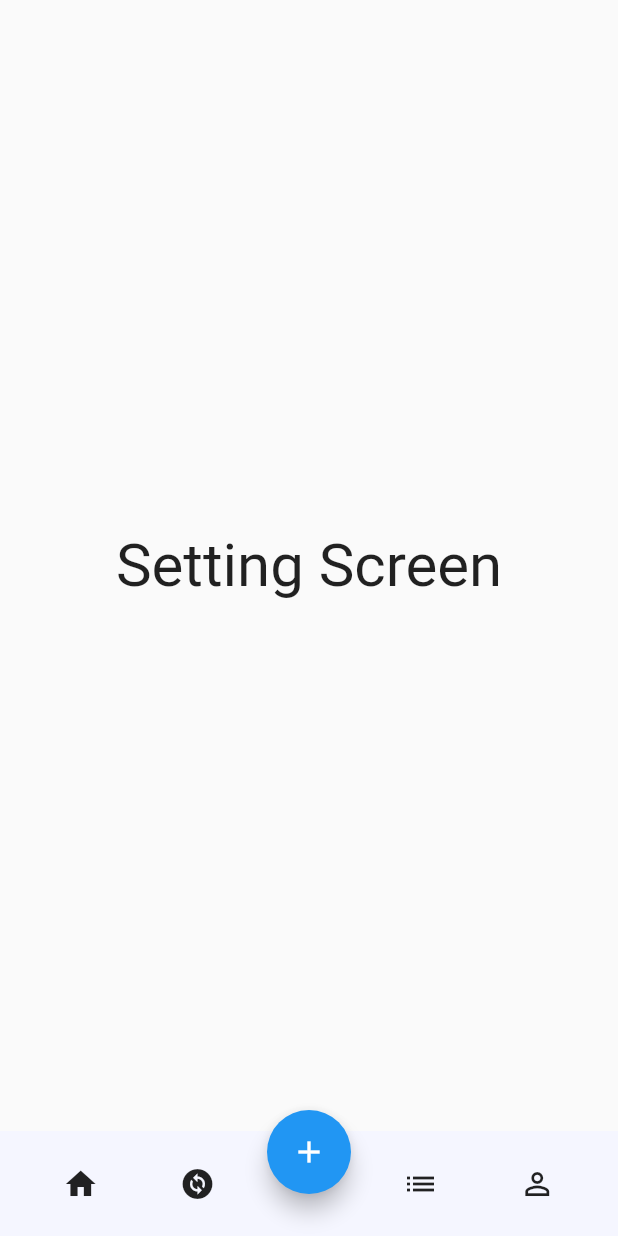
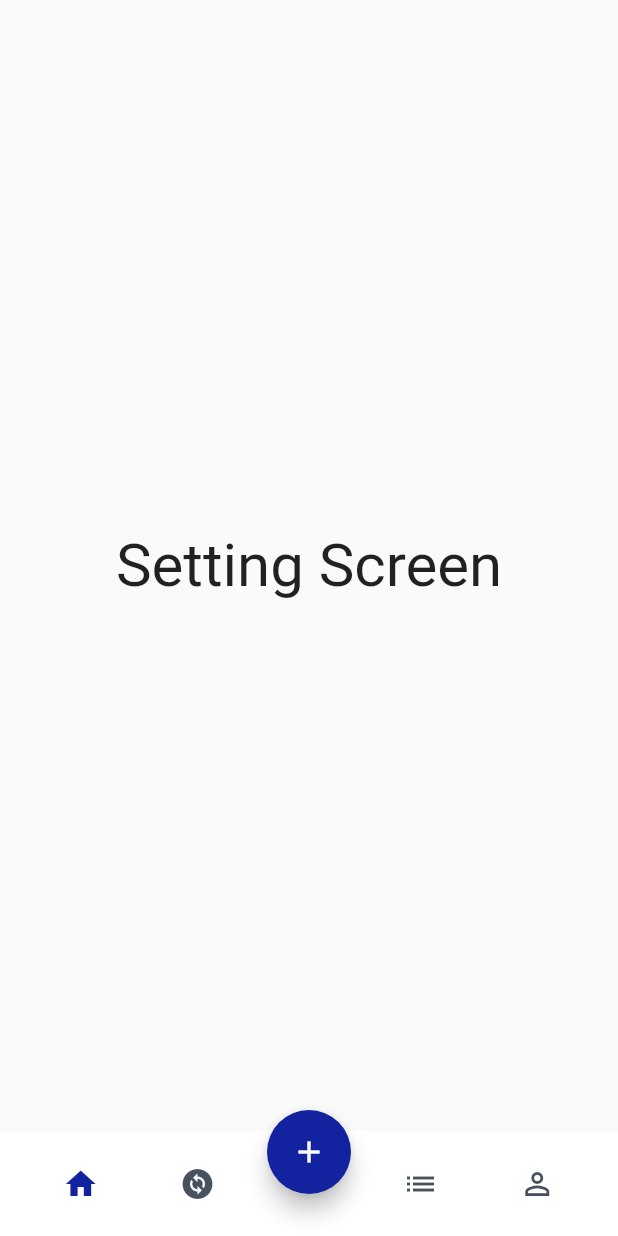
Before and after one commit to proz-tecnologia/PIT02GP06, a Flutter app: the screen it shows after launch, swiped to page 2, on a phone screen of 412 x 824 dp. Run offline on Flutter 3.47's test engine with Material 2 defaults, Android fonts, the phone set to English and light mode, and no system bars; missing offline and left inert: graphic.

Commit message:
Utilização do bottomNavBar

```diff
--- a/lib/src/page/base_screen.dart
+++ b/lib/src/page/base_screen.dart
@@ -1,4 +1,5 @@
 import 'package:flutter/material.dart';
+import 'package:pit02gp06/src/home/home_page.dart';
 import 'package:pit02gp06/src/page/details_screen.dart';
 import 'package:pit02gp06/src/page/home_screen.dart';
 import 'package:pit02gp06/src/page/profile.screen.dart';
@@ -15,7 +16,8 @@ class BaseScreen extends StatefulWidget {
 
 class _BaseScreenState extends State<BaseScreen> {
   final List<Widget> screens = const [
-    HomeScreen(),
+//    HomeScreen(),
+    HomePage(),
     TransactionsScreen(),
     DetailsScreen(),
     ProfileScreen()
--- a/lib/src/widgets/bottom_navigation_bar.dart
+++ b/lib/src/widgets/bottom_navigation_bar.dart
@@ -24,7 +24,7 @@ class _BottomNavBarState extends State<BottomNavBar> {
     return Container(
       width: size.width,
       height: 70,
-      color: AppColors.backgroundCardColor,
+      color: AppColors.whiteColor,
       child: Stack(
         children: [
           CustomPaint(size: Size(size.width, 80)),
@@ -32,7 +32,7 @@ class _BottomNavBarState extends State<BottomNavBar> {
             heightFactor: 0.5,
             child: FloatingActionButton(
               onPressed: () {},
-              backgroundColor: AppColors.textValueIncome,
+              backgroundColor: AppColors.blue1Color,
               child: const Icon(Icons.add),
             ),
           ),
@@ -48,8 +48,8 @@ class _BottomNavBarState extends State<BottomNavBar> {
                     },
                     icon: const Icon(Icons.home),
                     color: index == 0
-                        ? AppColors.textValueIncome
-                        : AppColors.textTitleColor,
+                        ? AppColors.blue1Color
+                        : AppColors.grey1Color,
                     tooltip: 'Principal',
                     // isSelected: ,
                   ),
@@ -59,8 +59,8 @@ class _BottomNavBarState extends State<BottomNavBar> {
                     },
                     icon: const Icon(Icons.change_circle),
                     color: index == 1
-                        ? AppColors.textValueIncome
-                        : AppColors.textTitleColor,
+                        ? AppColors.blue1Color
+                        : AppColors.grey1Color,
                     tooltip: 'Transações',
                   ),
                   Container(
@@ -72,8 +72,8 @@ class _BottomNavBarState extends State<BottomNavBar> {
                     },
                     icon: const Icon(Icons.list),
                     color: index == 2
-                        ? AppColors.textValueIncome
-                        : AppColors.textTitleColor,
+                        ? AppColors.blue1Color
+                        : AppColors.grey1Color,
                     tooltip: 'Detalhes',
                   ),
                   IconButton(
@@ -82,8 +82,8 @@ class _BottomNavBarState extends State<BottomNavBar> {
                     },
                     icon: const Icon(Icons.person_outline),
                     color: index == 3
-                        ? AppColors.textValueIncome
-                        : AppColors.textTitleColor,
+                        ? AppColors.blue1Color
+                        : AppColors.grey1Color,
                     tooltip: 'Perfil',
                   ),
                 ]),
```
